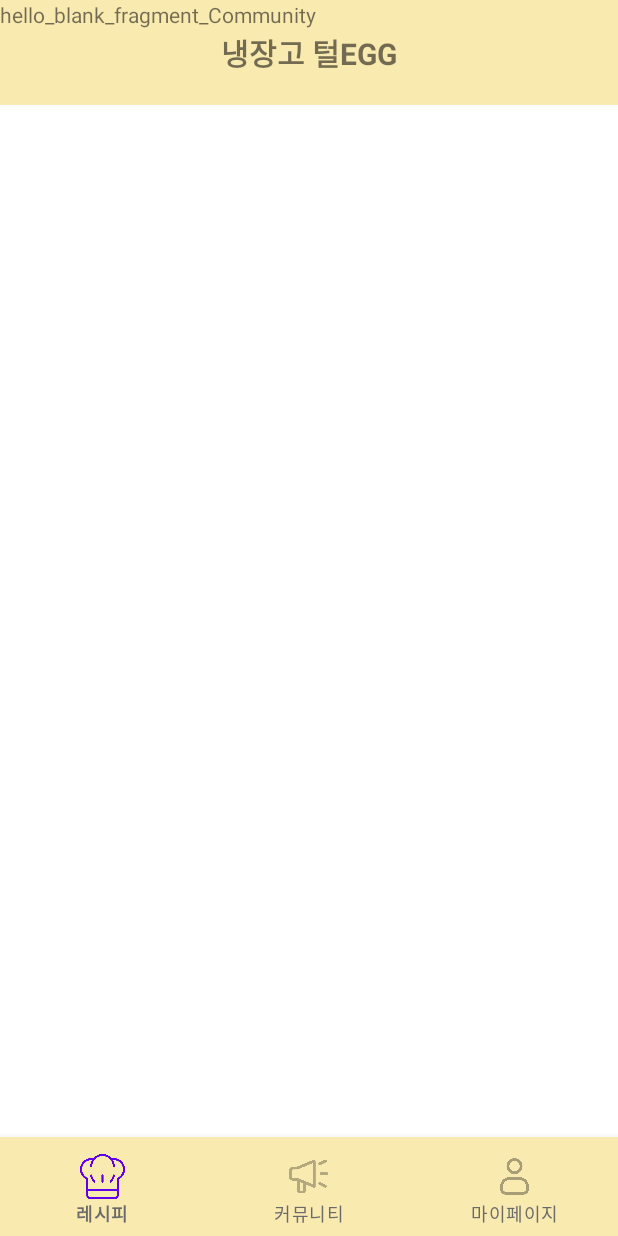
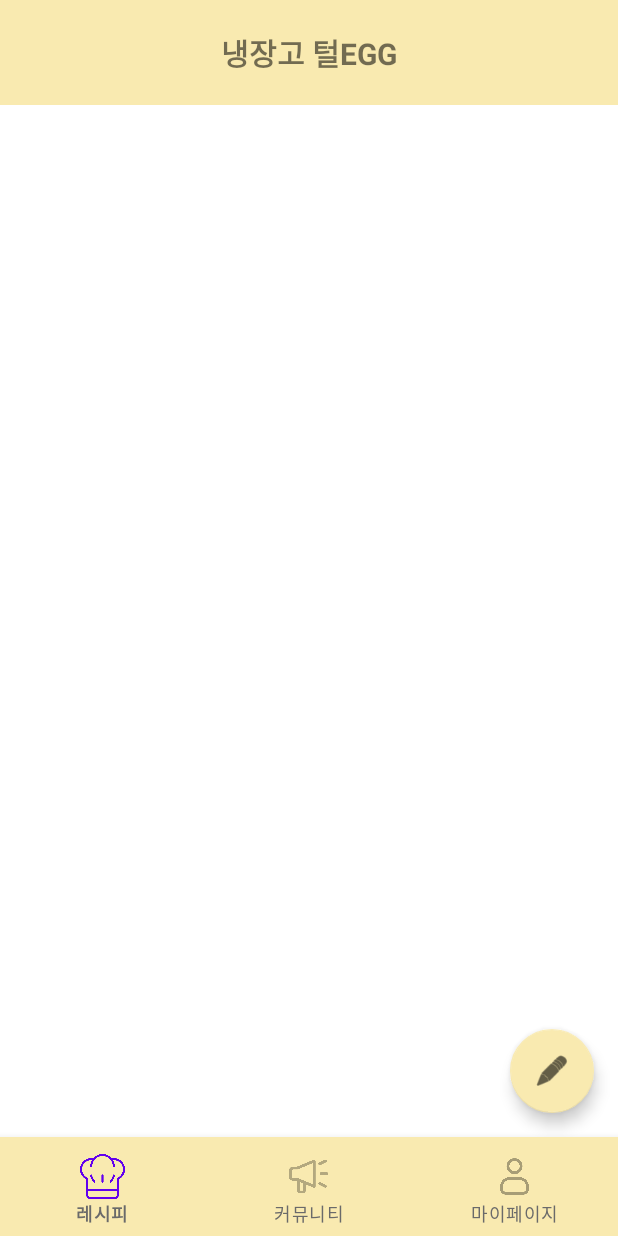
Before and after one commit to JGBean/CookRecipe, an Android app: the fragment CommunityFragment placed in its activity, on a phone screen of 412 x 824 dp. Run offline under Robolectric (Android 15) with nearby library versions, the phone set to English and light mode, and no system bars.

Commit message:
community and post base

```diff
--- a/app/src/main/java/com/cook_recipe_app/firebase/CommunityFragment.kt
+++ b/app/src/main/java/com/cook_recipe_app/firebase/CommunityFragment.kt
@@ -5,12 +5,15 @@ import androidx.fragment.app.Fragment
 import android.view.LayoutInflater
 import android.view.View
 import android.view.ViewGroup
+import android.content.Intent
+import com.google.android.material.floatingactionbutton.FloatingActionButton
 import com.cook_recipe_app.firebase.R
 
 // TODO: Rename parameter arguments, choose names that match
 // the fragment initialization parameters, e.g. ARG_ITEM_NUMBER
 private const val ARG_PARAM1 = "param1"
 private const val ARG_PARAM2 = "param2"
+
 
 /**
  * A simple [Fragment] subclass.
@@ -21,6 +24,7 @@ class CommunityFragment : BaseFragment() {
     // TODO: Rename and change types of parameters
     private var param1: String? = null
     private var param2: String? = null
+    private lateinit var fab: FloatingActionButton
 
     override fun onCreate(savedInstanceState: Bundle?) {
         super.onCreate(savedInstanceState)
@@ -35,7 +39,15 @@ class CommunityFragment : BaseFragment() {
         savedInstanceState: Bundle?
     ): View? {
         // Inflate the layout for this fragment
-        return inflater.inflate(R.layout.fragment_community, container, false)
+        val view = inflater.inflate(R.layout.fragment_community, container, false)
+
+        // FAB 설정
+        fab = view.findViewById(R.id.fab)
+        fab.setOnClickListener {
+            val intent = Intent(activity, CommunityPostActivity::class.java)
+            startActivity(intent)
+        }
+        return view  // Inflate된 view를 반환
     }
 
     companion object {
--- a/app/src/main/res/layout/fragment_community.xml
+++ b/app/src/main/res/layout/fragment_community.xml
@@ -1,14 +1,31 @@
 <?xml version="1.0" encoding="utf-8"?>
-<FrameLayout xmlns:android="http://schemas.android.com/apk/res/android"
+<androidx.constraintlayout.widget.ConstraintLayout
+    xmlns:android="http://schemas.android.com/apk/res/android"
+    xmlns:app="http://schemas.android.com/apk/res-auto"
     xmlns:tools="http://schemas.android.com/tools"
     android:layout_width="match_parent"
     android:layout_height="match_parent"
-    tools:context=".CommunityFragment">
+    tools:context=".MainActivity">
 
-    <!-- TODO: Update blank fragment layout -->
-    <TextView
-        android:layout_width="match_parent"
-        android:layout_height="match_parent"
-        android:text="hello_blank_fragment_Community" />
+    <androidx.recyclerview.widget.RecyclerView
+        android:id="@+id/recyclerView"
+        android:layout_width="0dp"
+        android:layout_height="0dp"
+        app:layout_constraintTop_toTopOf="parent"
+        app:layout_constraintBottom_toTopOf="@+id/fab"
+        app:layout_constraintStart_toStartOf="parent"
+        app:layout_constraintEnd_toEndOf="parent"
+        android:padding="16dp"/>
 
-</FrameLayout>
+    <com.google.android.material.floatingactionbutton.FloatingActionButton
+        android:id="@+id/fab"
+        android:layout_width="wrap_content"
+        android:layout_height="wrap_content"
+        android:layout_margin="16dp"
+        android:src="@android:drawable/ic_menu_edit"
+        app:backgroundTint="@color/lightYellow"
+        android:contentDescription="@string/create_post"
+        app:layout_constraintEnd_toEndOf="parent"
+        app:layout_constraintBottom_toBottomOf="parent"/>
+
+</androidx.constraintlayout.widget.ConstraintLayout>
--- a/app/src/main/res/navigation/nav_graph.xml
+++ b/app/src/main/res/navigation/nav_graph.xml
@@ -20,4 +20,9 @@
         android:name="com.cook_recipe_app.firebase.RecipeFragment"
         android:label="fragment_recipe"
         tools:layout="@layout/fragment_recipe" />
+    <fragment
+        android:id="@+id/communityFragment"
+        android:name="com.cook_recipe_app.firebase.CommunityFragment"
+        android:label="fragment_community"
+        tools:layout="@layout/fragment_community" />
 </navigation>
--- a/app/src/main/res/values/strings.xml
+++ b/app/src/main/res/values/strings.xml
@@ -16,4 +16,5 @@
     <string name="prompt_password">Password</string>
     <string name="login">로그인</string>
     <string name="sign_up">회원가입</string>
+    <string name="create_post">게시글 작성하기</string>
 </resources>
```
Also changed, not shown: app/src/main/AndroidManifest.xml (+6 -11 lines), app/src/main/java/com/cook_recipe_app/firebase/CommunityPostActivity.kt (added, +20 -0 lines), app/src/main/res/layout/activity_community_post.xml (added, +23 -0 lines).
